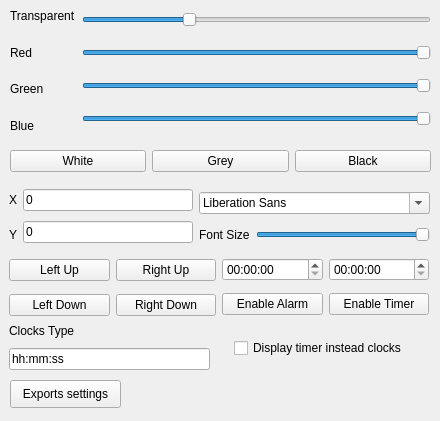
Above: ClocksSettings.ui from Roker2/ClocksOnWindows before the change. Below: the same form after it.
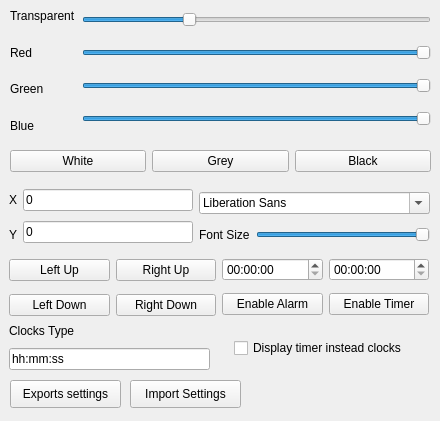
That is the form after the change. Icons and pictures are not drawn.

Commit message: ClocksSettings: Add Import Settings

The edit to the form file:
```diff
--- a/ClocksSettings.ui
+++ b/ClocksSettings.ui
@@ -396,6 +396,19 @@
     <string>Exports settings</string>
    </property>
   </widget>
+  <widget class="QPushButton" name="Button_ImportSettings">
+   <property name="geometry">
+    <rect>
+     <x>130</x>
+     <y>380</y>
+     <width>111</width>
+     <height>28</height>
+    </rect>
+   </property>
+   <property name="text">
+    <string>Import Settings</string>
+   </property>
+  </widget>
  </widget>
  <resources/>
  <connections/>
```
The commit also changes 2 other files.
